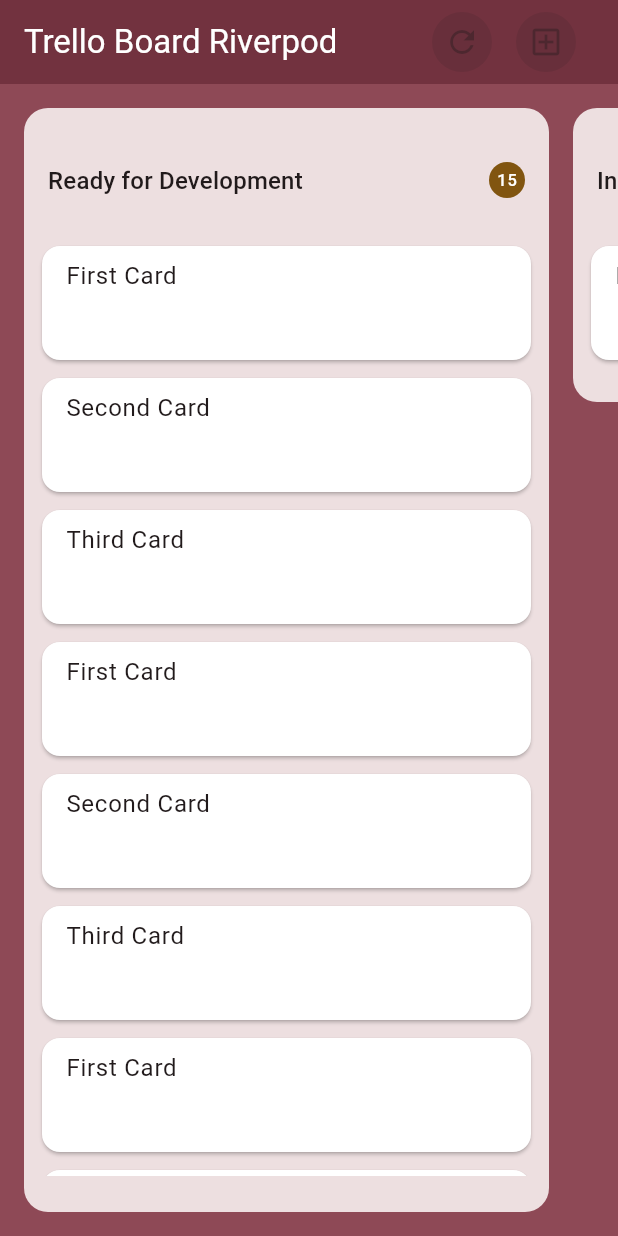
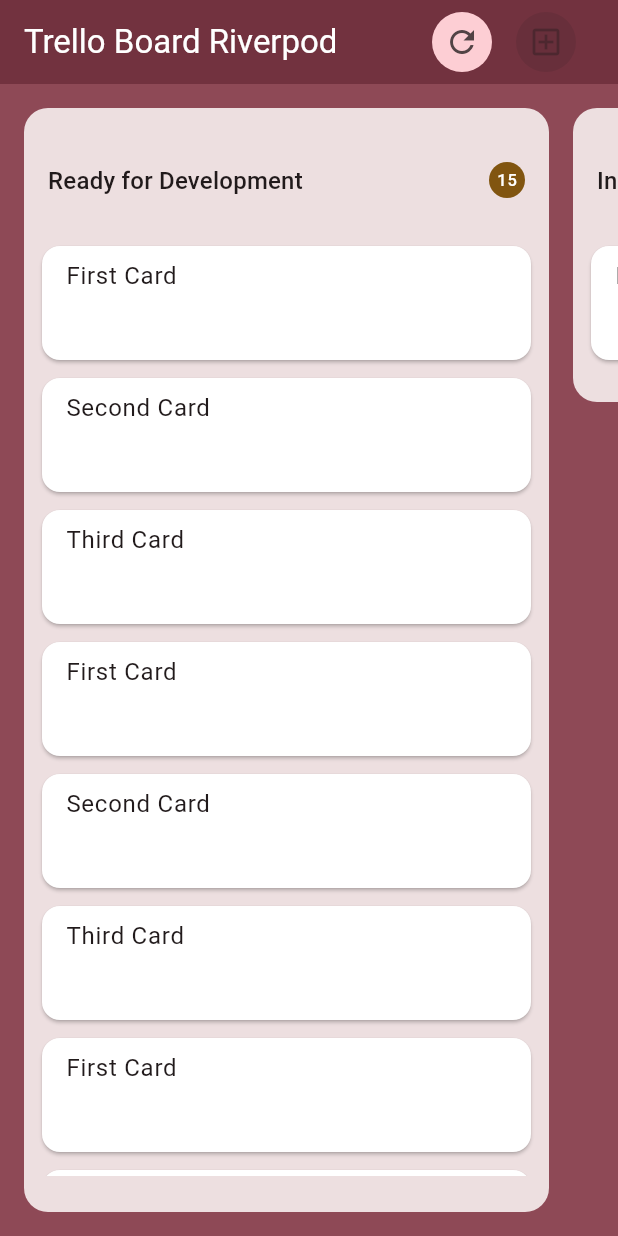
Before and after one commit to elliitsa/trello_board_state_management, a Flutter app: the screen it shows after launch, on a phone screen of 412 x 824 dp. Run offline on Flutter 3.47's test engine with Material 3 defaults, Android fonts, the phone set to English and light mode, and no system bars; our stand-ins replace equatable, flutter_bloc, flutter_riverpod, google_fonts; Roboto replaces fonts that are missing (Headland One).

Commit message:
Improve board_page.dart

```diff
--- a/lib/trello_riverpod/ui/board_page.dart
+++ b/lib/trello_riverpod/ui/board_page.dart
@@ -3,11 +3,12 @@
 import 'package:trello_board_state_management/trello_riverpod/providers/board_providers.dart';
 import 'package:trello_board_state_management/trello_riverpod/ui/views/board_view.dart';
 
-class BoardPage extends StatelessWidget {
+class BoardPage extends ConsumerWidget {
   const BoardPage({super.key});
 
   @override
-  Widget build(BuildContext context) {
+  Widget build(BuildContext context, WidgetRef ref) {
+    final board = ref.watch(boardProvider);
     return Scaffold(
       appBar: AppBar(
         title: Text(
@@ -16,7 +17,7 @@
         ),
         actions: [
           IconButton.filledTonal(
-            onPressed: null,
+            onPressed: () => ref.refresh(boardProvider),
             icon: const Icon(Icons.refresh),
           ),
           const SizedBox(width: 8),
@@ -29,18 +30,11 @@
         backgroundColor: Theme.of(context).colorScheme.primary,
       ),
       backgroundColor: Theme.of(context).colorScheme.primaryContainer,
-      body: Consumer(
-        builder: (context, ref, child) {
-          final board = ref.watch(boardProvider);
-          return board.when(
-            data: (value) => BoardView(
-              board: value,
-              isOverlayLoading: board.isLoading,
-            ),
-            loading: () => const Center(child: CircularProgressIndicator()),
-            error: (e, _) => const Text("Error"),
-          );
-        },
+      body: board.when(
+        data: (value) =>
+            BoardView(board: value, isOverlayLoading: board.isRefreshing),
+        loading: () => const Center(child: CircularProgressIndicator()),
+        error: (e, _) => const Text("Error"),
       ),
     );
   }
```
